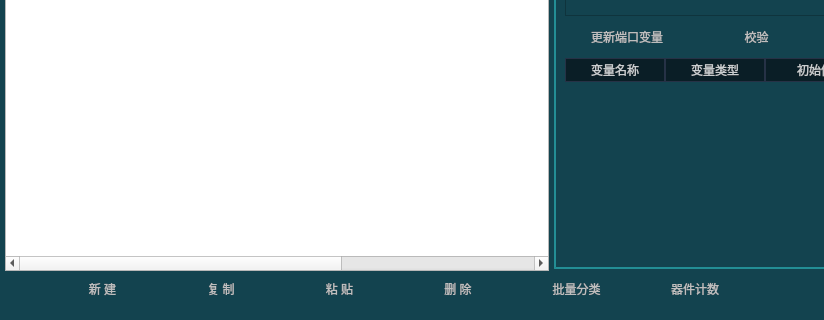
Above: dialogunitmanage.ui from lushisongicloud/T-Designer before the change; both pictures show x 284 to 1108 and y 480 to 800 of the 1392 by 800 pixel window. Below: the same form after it.
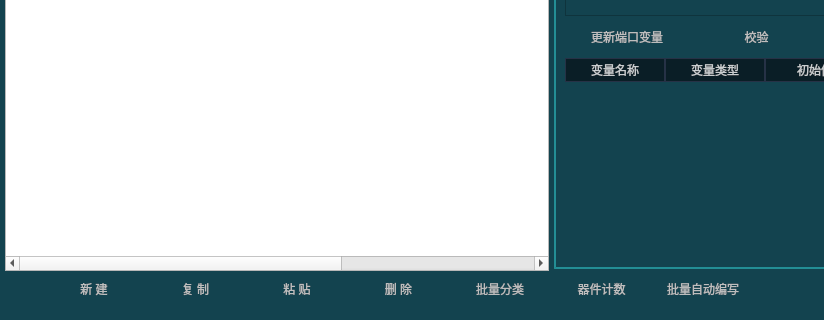
That is the form after the change. Icons and pictures are not drawn. Custom widgets are drawn as their Qt base class.

Commit message: 无窗口自动编写

Patch:
```diff
--- a/dialogunitmanage.ui
+++ b/dialogunitmanage.ui
@@ -2606,6 +2606,13 @@
           </property>
          </widget>
         </item>
+        <item>
+         <widget class="QPushButton" name="BtnBatchAutoGenerate">
+          <property name="text">
+           <string>批量自动编写</string>
+          </property>
+         </widget>
+        </item>
        </layout>
       </widget>
       <widget class="QWidget" name="layoutWidget2">
```
The commit also changes 4 other files.
